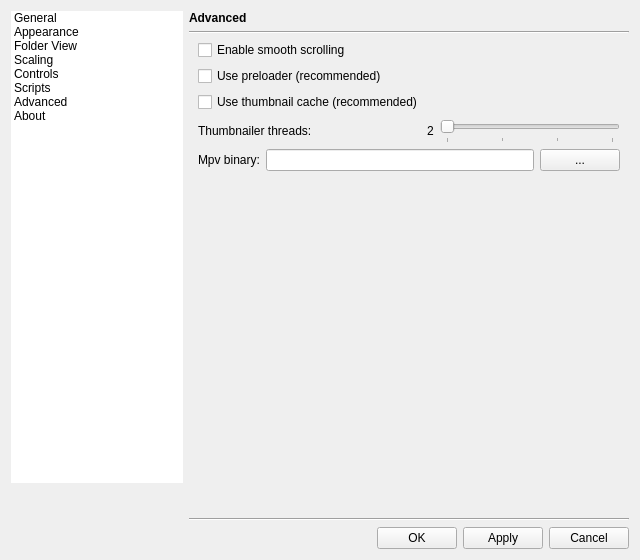
Above: qimgv/gui/dialogs/settingsdialog.ui from do-i/thumbgrid before the change. Below: the same form after it.
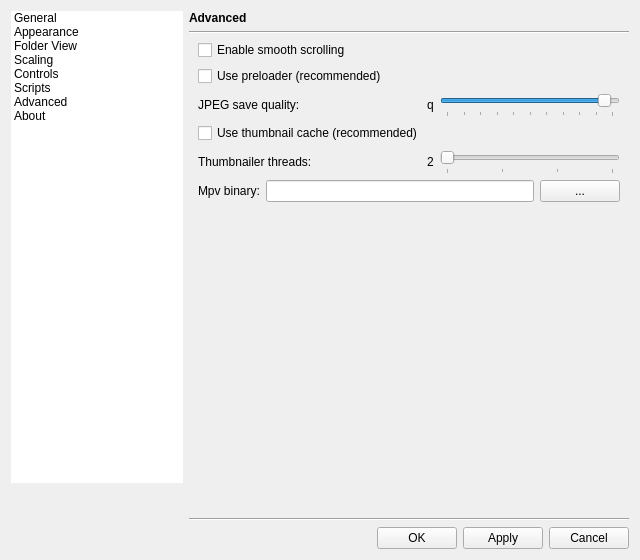
That is the form after the change. The open tabs and pages were chosen to show the change. Custom widgets are drawn as their Qt base class.

Commit message: [Settings] add JPEGSaveQuality [LinuxWatcher] some logic fixes [DirectoryModel] handle file add event for empty directory [ImageStatic] obey the supplied file extension during save

What changed in the file:
```diff
--- a/qimgv/gui/dialogs/settingsdialog.ui
+++ b/qimgv/gui/dialogs/settingsdialog.ui
@@ -1270,8 +1270,8 @@
                <rect>
                 <x>0</x>
                 <y>0</y>
-                <width>440</width>
-                <height>494</height>
+                <width>325</width>
+                <height>390</height>
                </rect>
               </property>
               <layout class="QVBoxLayout" name="verticalLayout_25">
@@ -1837,8 +1837,8 @@
                <rect>
                 <x>0</x>
                 <y>0</y>
-                <width>440</width>
-                <height>494</height>
+                <width>407</width>
+                <height>240</height>
                </rect>
               </property>
               <layout class="QVBoxLayout" name="verticalLayout_27">
@@ -2551,8 +2551,8 @@
                <rect>
                 <x>0</x>
                 <y>0</y>
-                <width>383</width>
-                <height>203</height>
+                <width>440</width>
+                <height>494</height>
                </rect>
               </property>
               <layout class="QVBoxLayout" name="verticalLayout_31">
@@ -2602,23 +2602,7 @@
                  <property name="bottomMargin">
                   <number>0</number>
                  </property>
-                 <item row="0" column="0">
-                  <widget class="QCheckBox" name="enableSmoothScrollCheckBox">
-                   <property name="sizePolicy">
-                    <sizepolicy hsizetype="MinimumExpanding" vsizetype="Minimum">
-                     <horstretch>0</horstretch>
-                     <verstretch>0</verstretch>
-                    </sizepolicy>
-                   </property>
-                   <property name="toolTip">
-                    <string>Turn this off if you are using a touchpad with libinput driver.</string>
-                   </property>
-                   <property name="text">
-                    <string>Enable smooth scrolling</string>
-                   </property>
-                  </widget>
-                 </item>
-                 <item row="3" column="0">
+                 <item row="4" column="0">
                   <layout class="QHBoxLayout" name="horizontalLayout">
                    <property name="leftMargin">
                     <number>0</number>
@@ -2686,6 +2670,22 @@
                    </item>
                   </layout>
                  </item>
+                 <item row="0" column="0">
+                  <widget class="QCheckBox" name="enableSmoothScrollCheckBox">
+                   <property name="sizePolicy">
+                    <sizepolicy hsizetype="MinimumExpanding" vsizetype="Minimum">
+                     <horstretch>0</horstretch>
+                     <verstretch>0</verstretch>
+                    </sizepolicy>
+                   </property>
+                   <property name="toolTip">
+                    <string>Turn this off if you are using a touchpad with libinput driver.</string>
+                   </property>
+                   <property name="text">
+                    <string>Enable smooth scrolling</string>
+                   </property>
+                  </widget>
+                 </item>
                  <item row="1" column="0">
                   <widget class="QCheckBox" name="usePreloaderCheckBox">
                    <property name="sizePolicy">
@@ -2702,7 +2702,7 @@
                    </property>
                   </widget>
                  </item>
-                 <item row="2" column="0">
+                 <item row="3" column="0">
                   <widget class="QCheckBox" name="useThumbnailCacheCheckBox">
                    <property name="sizePolicy">
                     <sizepolicy hsizetype="MinimumExpanding" vsizetype="Minimum">
@@ -2718,7 +2718,7 @@
                    </property>
                   </widget>
                  </item>
-                 <item row="4" column="0">
+                 <item row="5" column="0">
                   <layout class="QHBoxLayout" name="horizontalLayout_7">
                    <item>
                     <widget class="QLabel" name="mpvLabel">
@@ -2791,6 +2791,74 @@
                    </item>
                   </layout>
                  </item>
+                 <item row="2" column="0">
+                  <layout class="QHBoxLayout" name="horizontalLayout_10">
+                   <property name="leftMargin">
+                    <number>0</number>
+                   </property>
+                   <property name="topMargin">
+                    <number>0</number>
+                   </property>
+                   <item>
+                    <widget class="QLabel" name="label_3">
+                     <property name="text">
+                      <string>JPEG save quality:</string>
+                     </property>
+                    </widget>
+                   </item>
+                   <item>
+                    <spacer name="horizontalSpacer_7">
+                     <property name="orientation">
+                      <enum>Qt::Horizontal</enum>
+                     </property>
+                     <property name="sizeHint" stdset="0">
+                      <size>
+                       <width>40</width>
+                       <height>20</height>
+                      </size>
+                     </property>
+                    </spacer>
+                   </item>
+                   <item>
+                    <widget class="QLabel" name="JPEGQualityLabel">
+                     <property name="text">
+                      <string>q</string>
+                     </property>
+                    </widget>
+                   </item>
+                   <item>
+                    <widget class="QSlider" name="JPEGQualitySlider">
+                     <property name="minimumSize">
+                      <size>
+                       <width>180</width>
+                       <height>25</height>
+                      </size>
+                     </property>
+                     <property name="minimum">
+                      <number>0</number>
+                     </property>
+                     <property name="maximum">
+                      <number>100</number>
+                     </property>
+                     <property name="pageStep">
+                      <number>5</number>
+                     </property>
+                     <property name="value">
+                      <number>95</number>
+                     </property>
+                     <property name="orientation">
+                      <enum>Qt::Horizontal</enum>
+                     </property>
+                     <property name="tickPosition">
+                      <enum>QSlider::TicksBelow</enum>
+                     </property>
+                     <property name="tickInterval">
+                      <number>10</number>
+                     </property>
+                    </widget>
+                   </item>
+                  </layout>
+                 </item>
                 </layout>
                </item>
                <item>
```
Left out of the diff: 79 changed lines with no effect on the pictures. The commit also changes 14 other files.
